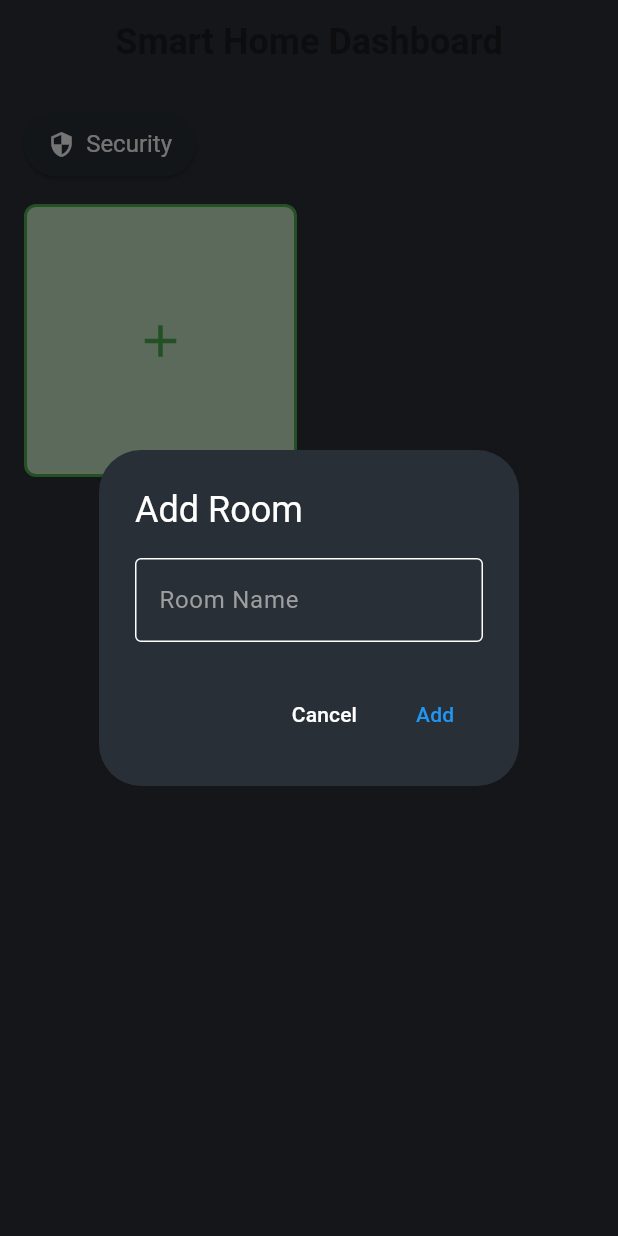
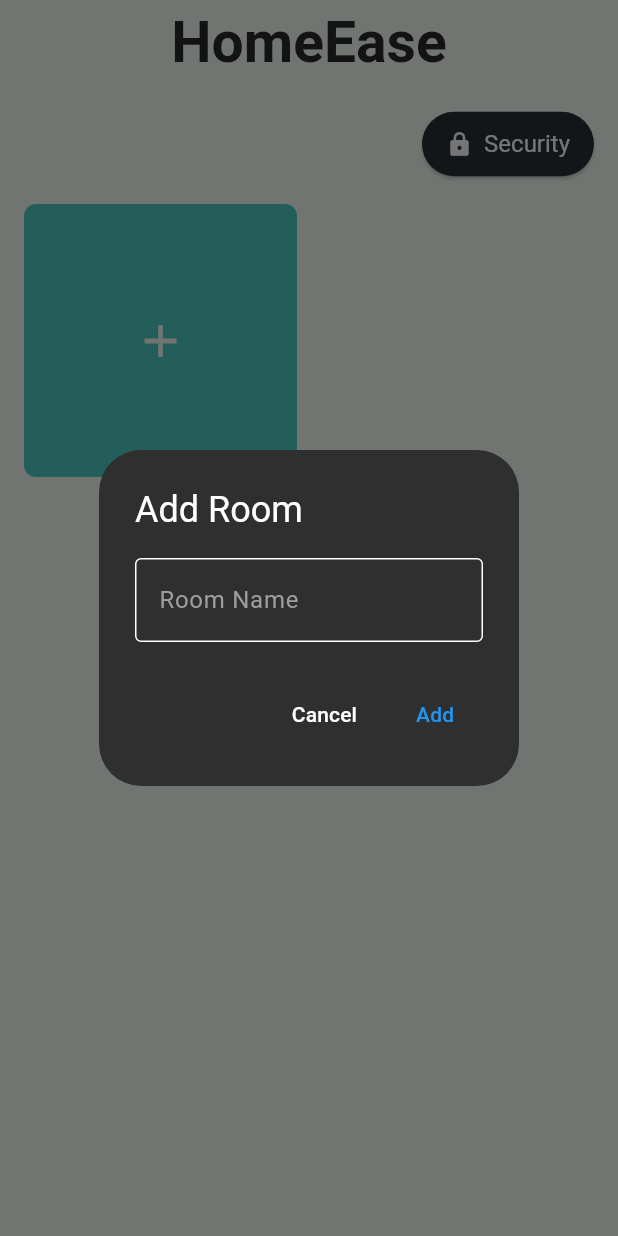
Before and after one commit to R-umaria/Project3_Section3_Group4, a Flutter app: the screen it shows after launch, after a tap on the "add" icon, on a phone screen of 412 x 824 dp. Run offline on Flutter 3.47's test engine with Material 3 defaults, Android fonts, the light colour scheme and no system bars; our stand-ins replace shared_preferences, syncfusion_flutter_charts; missing offline and left inert: media_kit, media_kit_video.

Commit message:
few colors changed & Title changed

```diff
--- a/lib/Modules/HomeScreen/home_screen.dart
+++ b/lib/Modules/HomeScreen/home_screen.dart
@@ -21,7 +21,7 @@ class _HomeScreenState extends State<HomeScreen> {
         final TextEditingController _roomNameController =
             TextEditingController();
         return AlertDialog(
-          backgroundColor: const Color.fromRGBO(41, 47, 54, 1),
+          backgroundColor: const Color.fromARGB(255, 47, 47, 47),
           title: const Text(
             'Add Room',
             style: TextStyle(color: Colors.white),
@@ -110,20 +110,20 @@ class _HomeScreenState extends State<HomeScreen> {
   @override
   Widget build(BuildContext context) {
     return Scaffold(
-      backgroundColor: const Color(0xFF2D2F36), // Match RoomsPage background
+      backgroundColor: const Color.fromRGBO(247, 255, 247, 1), // Match RoomsPage background - Mint
       appBar: AppBar(
         backgroundColor: Colors.transparent,
         elevation: 0,
         centerTitle: true,
         title: const Text(
-          'Smart Home Dashboard',
-          style: TextStyle(fontSize: 24, fontWeight: FontWeight.bold),
+          'HomeEase',
+          style: TextStyle(fontSize: 38, fontWeight: FontWeight.bold, color: Color.fromRGBO(41, 41, 41, 1)),
         ),
       ),
       body: Padding(
         padding: const EdgeInsets.all(16.0),
         child: Column(
-          crossAxisAlignment: CrossAxisAlignment.start,
+          crossAxisAlignment: CrossAxisAlignment.end,
           children: [
             ElevatedButton.icon(
               onPressed: _showSecurityOptions,
@@ -133,7 +133,7 @@ class _HomeScreenState extends State<HomeScreen> {
                     const EdgeInsets.symmetric(horizontal: 16, vertical: 12),
                 textStyle: const TextStyle(fontSize: 16),
               ),
-              icon: const Icon(Icons.security, color: Colors.white),
+              icon: const Icon(Icons.lock, color: Colors.white),
               label: const Text(
                 'Security',
                 style: TextStyle(color: Colors.white),
@@ -155,14 +155,13 @@ class _HomeScreenState extends State<HomeScreen> {
                       onTap: _addRoom,
                       child: Container(
                         decoration: BoxDecoration(
-                          color: Colors.green[100],
+                          color: const Color.fromRGBO(78, 205, 196, 1),
                           borderRadius: BorderRadius.circular(8),
-                          border: Border.all(color: Colors.green, width: 2),
                         ),
                         child: const Center(
                           child: Icon(
                             Icons.add,
-                            color: Colors.green,
+                            color: const Color.fromRGBO(247, 255, 247, 1),
                             size: 36,
                           ),
                         ),
@@ -181,10 +180,10 @@ class _HomeScreenState extends State<HomeScreen> {
                     },
                     child: Container(
                       padding: const EdgeInsets.all(8),
+
                       decoration: BoxDecoration(
                         color: const Color.fromRGBO(41, 47, 54, 1),
                         borderRadius: BorderRadius.circular(12),
-                        border: Border.all(color: Colors.blue, width: 2),
                       ),
                       child: Column(
                         mainAxisAlignment: MainAxisAlignment.center,
```
